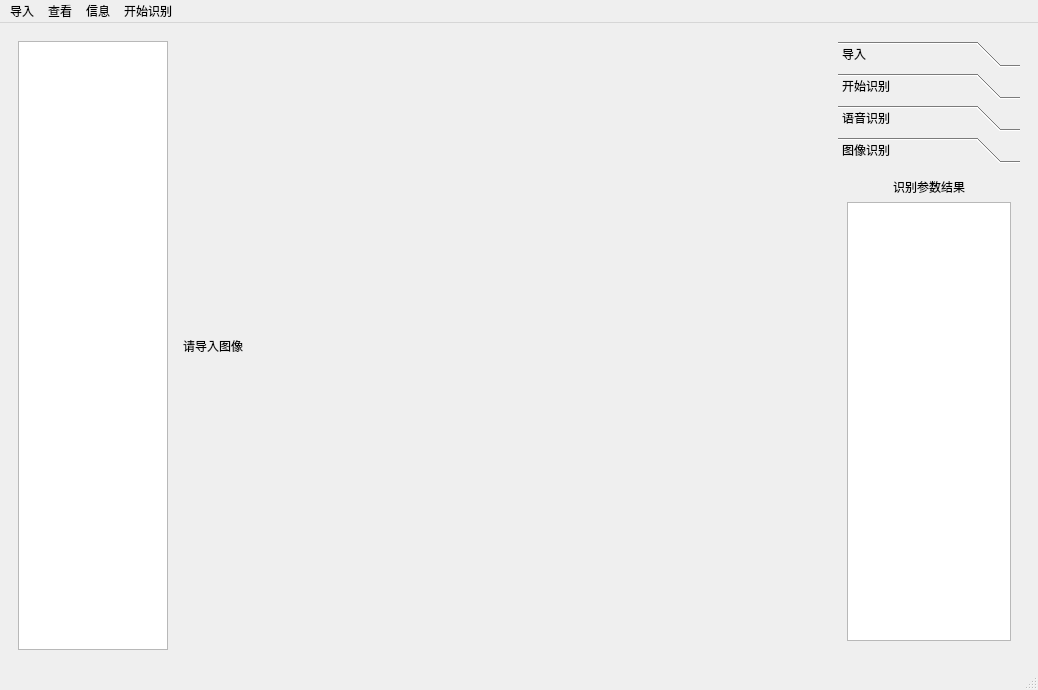
The window that Ui_MainWindow.ui (Charliechen114514/Smart_UltraSound_Detection) describes before a commit, drawn with Qt 5.
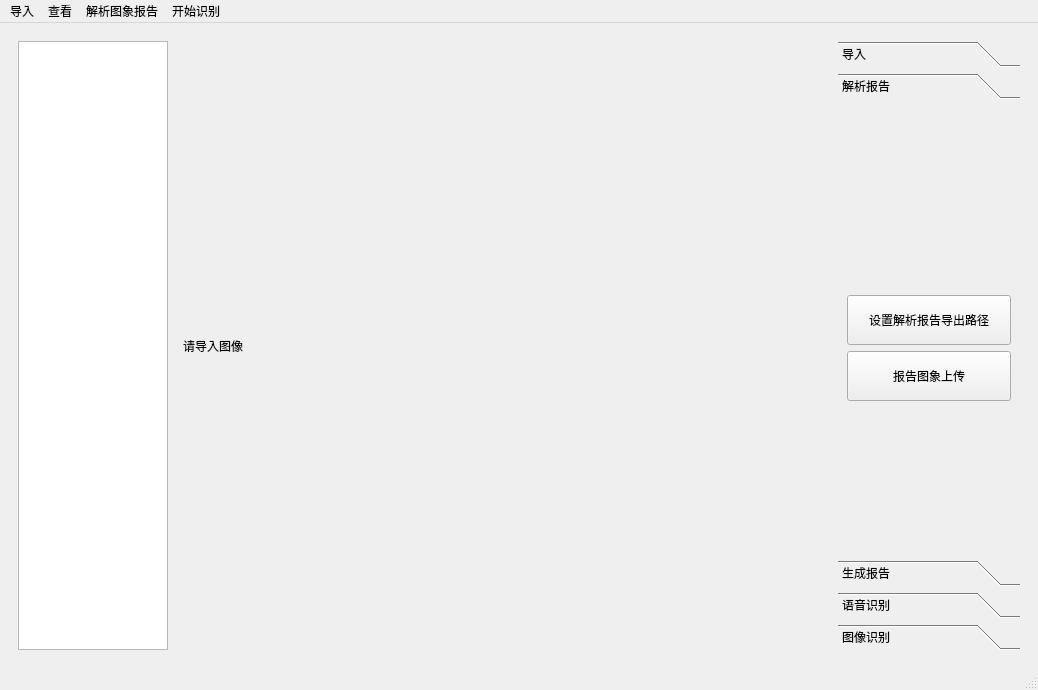
The same window after the commit.

```diff
--- a/Ui_MainWindow.ui
+++ b/Ui_MainWindow.ui
@@ -86,7 +86,7 @@
           </size>
          </property>
          <property name="currentIndex">
-          <number>3</number>
+          <number>1</number>
          </property>
          <widget class="QWidget" name="imports">
           <property name="geometry">
@@ -135,6 +135,102 @@
            </item>
           </layout>
          </widget>
+         <widget class="QWidget" name="page_3">
+          <property name="geometry">
+           <rect>
+            <x>0</x>
+            <y>0</y>
+            <width>182</width>
+            <height>462</height>
+           </rect>
+          </property>
+          <attribute name="label">
+           <string>解析报告</string>
+          </attribute>
+          <layout class="QVBoxLayout" name="verticalLayout_6">
+           <item>
+            <spacer name="verticalSpacer_2">
+             <property name="orientation">
+              <enum>Qt::Vertical</enum>
+             </property>
+             <property name="sizeHint" stdset="0">
+              <size>
+               <width>20</width>
+               <height>40</height>
+              </size>
+             </property>
+            </spacer>
+           </item>
+           <item>
+            <widget class="QLabel" name="label_tell_save_anaysis_path">
+             <property name="minimumSize">
+              <size>
+               <width>0</width>
+               <height>50</height>
+              </size>
+             </property>
+             <property name="text">
+              <string/>
+             </property>
+             <property name="wordWrap">
+              <bool>true</bool>
+             </property>
+            </widget>
+           </item>
+           <item>
+            <widget class="QPushButton" name="btn_setTargetReport_GenPath">
+             <property name="minimumSize">
+              <size>
+               <width>0</width>
+               <height>50</height>
+              </size>
+             </property>
+             <property name="text">
+              <string>设置解析报告导出路径</string>
+             </property>
+            </widget>
+           </item>
+           <item>
+            <widget class="QPushButton" name="btn_uploadReport">
+             <property name="minimumSize">
+              <size>
+               <width>0</width>
+               <height>50</height>
+              </size>
+             </property>
+             <property name="text">
+              <string>报告图象上传</string>
+             </property>
+            </widget>
+           </item>
+           <item>
+            <spacer name="verticalSpacer">
+             <property name="orientation">
+              <enum>Qt::Vertical</enum>
+             </property>
+             <property name="sizeHint" stdset="0">
+              <size>
+               <width>20</width>
+               <height>40</height>
+              </size>
+             </property>
+            </spacer>
+           </item>
+           <item>
+            <widget class="QLabel" name="label_image_show">
+             <property name="text">
+              <string/>
+             </property>
+             <property name="scaledContents">
+              <bool>true</bool>
+             </property>
+             <property name="alignment">
+              <set>Qt::AlignCenter</set>
+             </property>
+            </widget>
+           </item>
+          </layout>
+         </widget>
          <widget class="QWidget" name="recognize_page">
           <property name="geometry">
            <rect>
@@ -145,7 +241,7 @@
            </rect>
           </property>
           <attribute name="label">
-           <string>开始识别</string>
+           <string>生成报告</string>
           </attribute>
           <layout class="QVBoxLayout" name="verticalLayout_2">
            <item>
@@ -211,6 +307,14 @@
           </layout>
          </widget>
          <widget class="QWidget" name="page_2">
+          <property name="geometry">
+           <rect>
+            <x>0</x>
+            <y>0</y>
+            <width>182</width>
+            <height>462</height>
+           </rect>
+          </property>
           <attribute name="label">
            <string>图像识别</string>
           </attribute>
@@ -253,14 +357,9 @@
     <addaction name="action_select_model"/>
     <addaction name="action_load_images"/>
    </widget>
-   <widget class="QMenu" name="menu_2">
-    <property name="title">
-     <string>查看</string>
-    </property>
-   </widget>
    <widget class="QMenu" name="menu_3">
     <property name="title">
-     <string>信息</string>
+     <string>查看</string>
     </property>
     <addaction name="action_showInfo"/>
    </widget>
@@ -270,9 +369,16 @@
     </property>
     <addaction name="action_recognize_depatch"/>
    </widget>
+   <widget class="QMenu" name="menu_2">
+    <property name="title">
+     <string>解析图象报告</string>
+    </property>
+    <addaction name="action_set_report_gen_path"/>
+    <addaction name="action_start_gen_report_analysis"/>
+   </widget>
    <addaction name="menu"/>
-   <addaction name="menu_2"/>
    <addaction name="menu_3"/>
+   <addaction name="menu_2"/>
    <addaction name="menu_4"/>
   </widget>
   <widget class="QStatusBar" name="statusbar"/>
```
Left out of the diff: 18 changed lines with no effect on the pictures.
